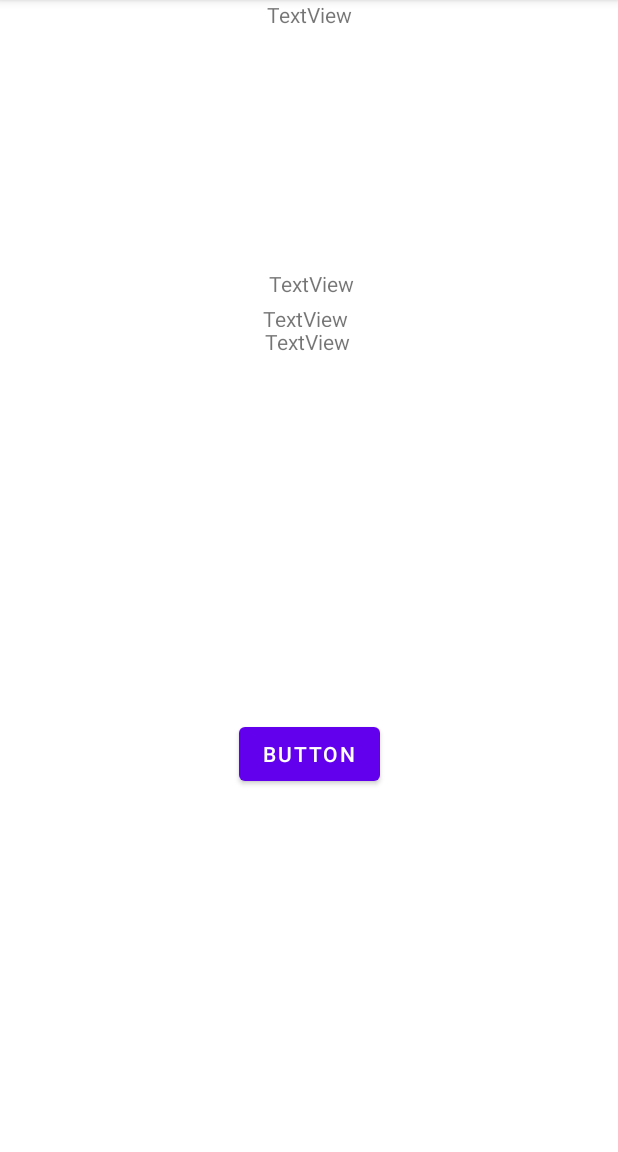
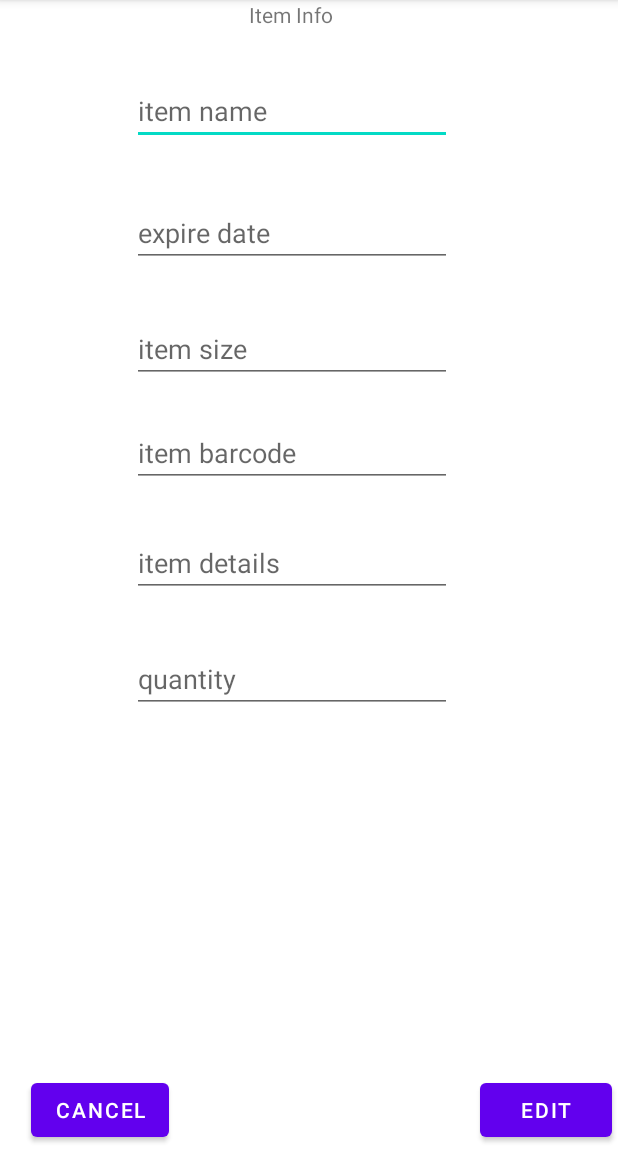
Before and after one commit to azzidahaka/Final-Project-sem-6-, an Android app: the EmployeeItemInfo screen opened directly, with no data from a screen before it, on a phone screen of 412 x 824 dp, the part 84-1236 px from its top. Run offline under Robolectric (Android 15) with nearby library versions, the phone set to English and light mode, and no system bars; our stand-ins replace Firebase (no records; nobody signed in at launch, a user with empty details on screens opened directly).

Commit message:
created look for screen to get and update item info

```diff
--- a/app/src/main/AndroidManifest.xml
+++ b/app/src/main/AndroidManifest.xml
@@ -18,8 +18,8 @@
         <meta-data
             android:name="com.google.mlkit.vision.DEPENDENCIES"
             android:value="barcode" /> <!-- To use multiple models: android:value="barcode,model2,model3" -->
-        <activity android:name=".editItem" />
-        <activity android:name=".ItemInfo" />
+        <activity android:name=".EmployeeEditItem" />
+        <activity android:name=".EmployeeItemInfo" />
         <activity android:name=".EmployeeNewItem" />
         <activity android:name=".CustomerProductDetailedInfo" />
         <activity android:name=".CustomerProductInfo" />
--- a/app/src/main/java/com/example/finalproject/ItemInfo.kt
+++ b/app/src/main/java/com/example/finalproject/EmployeeItemInfo.kt
@@ -3,6 +3,7 @@ package com.example.finalproject
 import androidx.appcompat.app.AppCompatActivity
 import android.os.Bundle
 import android.util.Log
+import android.view.View
 import com.google.firebase.database.DataSnapshot
 import com.google.firebase.database.DatabaseError
 import com.google.firebase.database.ValueEventListener
@@ -10,10 +11,13 @@ import com.google.firebase.database.ktx.database
 import com.google.firebase.database.ktx.getValue
 import com.google.firebase.ktx.Firebase
 
-class ItemInfo : AppCompatActivity() {
+class EmployeeItemInfo : AppCompatActivity() {
     override fun onCreate(savedInstanceState: Bundle?) {
         super.onCreate(savedInstanceState)
-        setContentView(R.layout.activity_item_info)
+        setContentView(R.layout.activity_employee_item_info)
     }
 
+    fun onCancelClick(view: View) {}
+    fun onEditItemClick(view: View) {}
+
 }
--- /dev/null
+++ b/app/src/main/res/layout/activity_employee_item_info.xml
@@ -0,0 +1,125 @@
+<?xml version="1.0" encoding="utf-8"?>
+<androidx.constraintlayout.widget.ConstraintLayout
+    xmlns:android="http://schemas.android.com/apk/res/android"
+    xmlns:tools="http://schemas.android.com/tools"
+    xmlns:app="http://schemas.android.com/apk/res-auto"
+    android:layout_width="match_parent"
+    android:layout_height="match_parent"
+    tools:context=".EmployeeItemInfo">
+
+    <Button
+        android:id="@+id/buttonEditItemInfo"
+        android:layout_width="wrap_content"
+        android:layout_height="wrap_content"
+        android:layout_marginEnd="4dp"
+        android:layout_marginBottom="4dp"
+        android:onClick="onEditItemClick"
+        android:text="@string/edit"
+        app:layout_constraintBottom_toBottomOf="parent"
+        app:layout_constraintEnd_toEndOf="parent"
+        app:layout_constraintTop_toBottomOf="@+id/editTextBarcode"
+        app:layout_constraintVertical_bias="1.0" />
+
+    <Button
+        android:id="@+id/buttonCancelInfo"
+        android:layout_width="wrap_content"
+        android:layout_height="wrap_content"
+        android:layout_marginStart="4dp"
+        android:layout_marginBottom="4dp"
+        android:onClick="onCancelClick"
+        android:text="@string/cancel"
+        app:layout_constraintBottom_toBottomOf="parent"
+        app:layout_constraintEnd_toStartOf="@+id/buttonEditItemInfo"
+        app:layout_constraintHorizontal_bias="0.075"
+        app:layout_constraintStart_toStartOf="parent"
+        app:layout_constraintTop_toBottomOf="@+id/editTextBarcode"
+        app:layout_constraintVertical_bias="1.0" />
+
+    <EditText
+        android:id="@+id/editTextItemNameInfoEdit"
+        android:layout_width="wrap_content"
+        android:layout_height="wrap_content"
+        android:layout_marginTop="32dp"
+        android:ems="10"
+        android:hint="@string/item_name"
+        android:inputType="textPersonName"
+        app:layout_constraintEnd_toEndOf="parent"
+        app:layout_constraintHorizontal_bias="0.442"
+        app:layout_constraintStart_toStartOf="parent"
+        app:layout_constraintTop_toBottomOf="@+id/textViewEditProductInfo" />
+
+    <EditText
+        android:id="@+id/editTextBarcodeInfoEdit"
+        android:layout_width="wrap_content"
+        android:layout_height="wrap_content"
+        android:layout_marginTop="24dp"
+        android:ems="10"
+        android:hint="@string/item_barcode"
+        android:inputType="textPersonName"
+        app:layout_constraintEnd_toEndOf="parent"
+        app:layout_constraintHorizontal_bias="0.442"
+        app:layout_constraintStart_toStartOf="parent"
+        app:layout_constraintTop_toBottomOf="@+id/editTextSizeInfoEdit" />
+
+    <EditText
+        android:id="@+id/editTextQtyInfoEdit"
+        android:layout_width="wrap_content"
+        android:layout_height="wrap_content"
+        android:layout_marginTop="32dp"
+        android:ems="10"
+        android:hint="@string/item_qty"
+        android:inputType="textPersonName"
+        app:layout_constraintEnd_toEndOf="parent"
+        app:layout_constraintHorizontal_bias="0.442"
+        app:layout_constraintStart_toStartOf="parent"
+        app:layout_constraintTop_toBottomOf="@+id/editTextDetailInfoInfoEdit" />
+
+    <EditText
+        android:id="@+id/editTextSizeInfoEdit"
+        android:layout_width="wrap_content"
+        android:layout_height="wrap_content"
+        android:layout_marginTop="32dp"
+        android:ems="10"
+        android:hint="@string/item_size"
+        android:inputType="textPersonName"
+        app:layout_constraintEnd_toEndOf="parent"
+        app:layout_constraintHorizontal_bias="0.442"
+        app:layout_constraintStart_toStartOf="parent"
+        app:layout_constraintTop_toBottomOf="@+id/editTextExpireDateInfoEdit" />
+
+    <TextView
+        android:id="@+id/textViewEditProductInfo"
+        android:layout_width="wrap_content"
+        android:layout_height="wrap_content"
+        android:text="@string/item_info"
+        app:layout_constraintEnd_toEndOf="parent"
+        app:layout_constraintHorizontal_bias="0.467"
+        app:layout_constraintStart_toStartOf="parent"
+        app:layout_constraintTop_toTopOf="parent" />
+
+    <EditText
+        android:id="@+id/editTextDetailInfoInfoEdit"
+        android:layout_width="wrap_content"
+        android:layout_height="wrap_content"
+        android:layout_marginTop="28dp"
+        android:ems="10"
+        android:hint="@string/item_detail_info"
+        android:inputType="textPersonName"
+        app:layout_constraintEnd_toEndOf="parent"
+        app:layout_constraintHorizontal_bias="0.442"
+        app:layout_constraintStart_toStartOf="parent"
+        app:layout_constraintTop_toBottomOf="@+id/editTextBarcodeInfoEdit" />
+
+    <EditText
+        android:id="@+id/editTextExpireDateInfoEdit"
+        android:layout_width="wrap_content"
+        android:layout_height="wrap_content"
+        android:layout_marginTop="36dp"
+        android:ems="10"
+        android:hint="@string/item_expire_date"
+        android:inputType="textPersonName"
+        app:layout_constraintEnd_toEndOf="parent"
+        app:layout_constraintHorizontal_bias="0.442"
+        app:layout_constraintStart_toStartOf="parent"
+        app:layout_constraintTop_toBottomOf="@+id/editTextItemNameInfoEdit" />
+</androidx.constraintlayout.widget.ConstraintLayout>
--- a/app/src/main/res/layout/activity_item_info.xml
+++ /dev/null
@@ -1,62 +0,0 @@
-<?xml version="1.0" encoding="utf-8"?>
-<androidx.constraintlayout.widget.ConstraintLayout
-    xmlns:android="http://schemas.android.com/apk/res/android"
-    xmlns:tools="http://schemas.android.com/tools"
-    xmlns:app="http://schemas.android.com/apk/res-auto"
-    android:layout_width="match_parent"
-    android:layout_height="match_parent"
-    tools:context=".ItemInfo">
-
-    <TextView
-        android:id="@+id/textView2"
-        android:layout_width="wrap_content"
-        android:layout_height="wrap_content"
-        android:text="TextView"
-        app:layout_constraintEnd_toEndOf="parent"
-        app:layout_constraintStart_toStartOf="parent"
-        app:layout_constraintTop_toTopOf="parent" />
-
-    <TextView
-        android:id="@+id/textView3"
-        android:layout_width="wrap_content"
-        android:layout_height="wrap_content"
-        android:layout_marginTop="160dp"
-        android:text="TextView"
-        app:layout_constraintEnd_toEndOf="parent"
-        app:layout_constraintHorizontal_bias="0.504"
-        app:layout_constraintStart_toStartOf="parent"
-        app:layout_constraintTop_toBottomOf="@+id/textView2" />
-
-    <TextView
-        android:id="@+id/textView4"
-        android:layout_width="59dp"
-        android:layout_height="15dp"
-        android:layout_marginTop="4dp"
-        android:text="TextView"
-        app:layout_constraintEnd_toEndOf="parent"
-        app:layout_constraintHorizontal_bias="0.497"
-        app:layout_constraintStart_toStartOf="parent"
-        app:layout_constraintTop_toBottomOf="@+id/textView3" />
-
-    <TextView
-        android:id="@+id/textView5"
-        android:layout_width="wrap_content"
-        android:layout_height="wrap_content"
-        android:text="TextView"
-        app:layout_constraintBottom_toBottomOf="parent"
-        app:layout_constraintEnd_toEndOf="parent"
-        app:layout_constraintHorizontal_bias="0.498"
-        app:layout_constraintStart_toStartOf="parent"
-        app:layout_constraintTop_toBottomOf="@+id/textView4"
-        app:layout_constraintVertical_bias="0.0" />
-
-    <Button
-        android:id="@+id/button3"
-        android:layout_width="wrap_content"
-        android:layout_height="wrap_content"
-        android:text="Button"
-        app:layout_constraintBottom_toBottomOf="parent"
-        app:layout_constraintEnd_toEndOf="parent"
-        app:layout_constraintStart_toStartOf="parent"
-        app:layout_constraintTop_toBottomOf="@+id/textView5" />
-</androidx.constraintlayout.widget.ConstraintLayout>
--- a/app/src/main/res/values/strings.xml
+++ b/app/src/main/res/values/strings.xml
@@ -15,8 +15,10 @@
     <string name="edit_product">Edit Product</string>
     <string name="edit">Edit</string>
     <string name="user_info">Customer Info</string>
+    <string name="item_info">Item Info</string>
     <string name="basic_info">Basic Info</string>
     <string name="detailed_info">Detailed Info</string>
+    <string name="update_item">Update Item</string>
     <string name="back_to_scanner">Back To Scanner</string>
     <string name="user_name">User Name</string>
     <string name="preferred_store">Preferred Store</string>
```
Also changed, not shown: app/src/main/java/com/example/finalproject/EmployeeEditItem.kt (added, +20 -0 lines), app/src/main/java/com/example/finalproject/editItem.kt (deleted, +0 -11 lines), app/src/main/res/layout/activity_edit_item.xml (deleted, +0 -17 lines), app/src/main/res/layout/activity_employee_edit_item.xml (added, +124 -0 lines), 1 other file.
